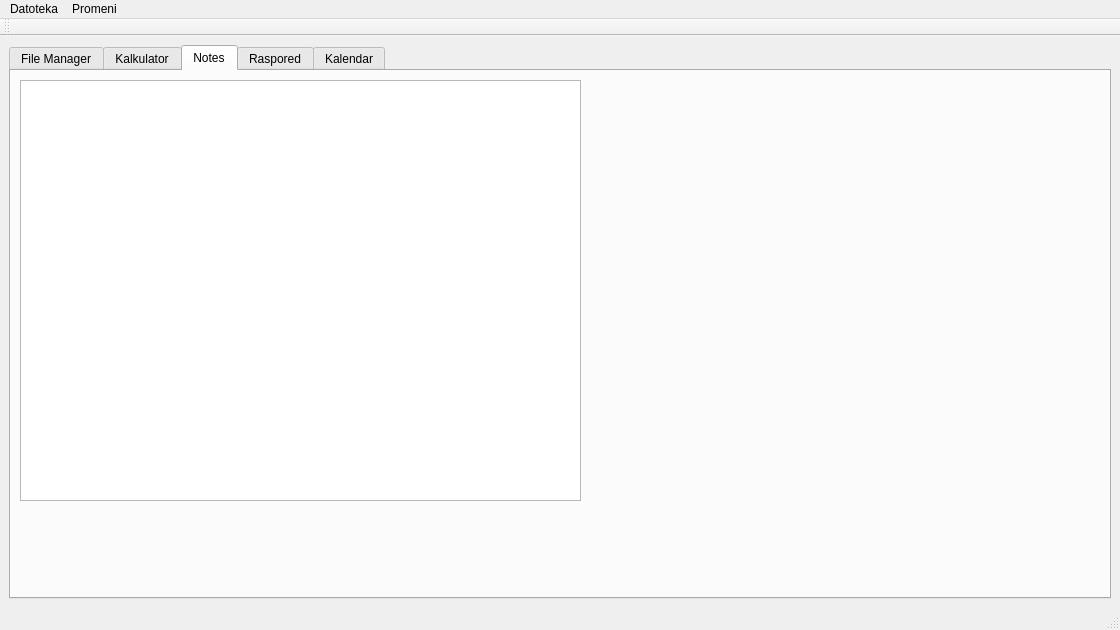
Before: the Qt Designer form matfHub/mainwindow.ui in milalukic/matfHub, drawn with Qt 5.
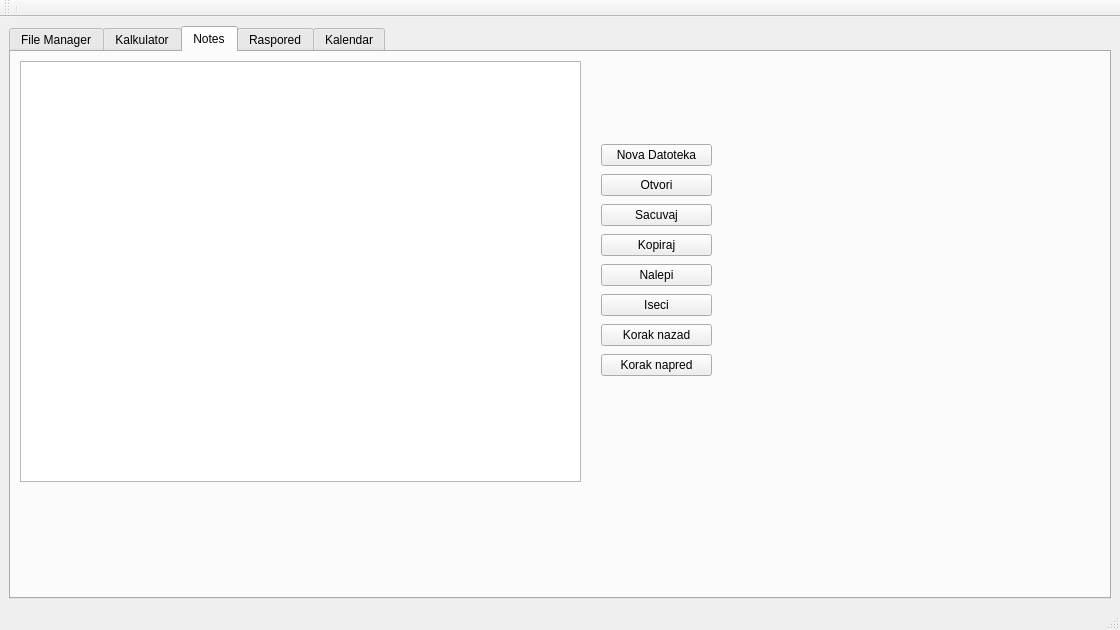
After: the same form once the commit is applied. Icons and pictures are not drawn.

The edit to the form file:
```diff
--- a/matfHub/mainwindow.ui
+++ b/matfHub/mainwindow.ui
@@ -1028,6 +1028,74 @@
          </item>
         </layout>
        </widget>
+       <widget class="QWidget" name="verticalLayoutWidget_2">
+        <property name="geometry">
+         <rect>
+          <x>590</x>
+          <y>90</y>
+          <width>111</width>
+          <height>236</height>
+         </rect>
+        </property>
+        <layout class="QVBoxLayout" name="verticalLayout_2">
+         <item>
+          <widget class="QPushButton" name="pushButton_5">
+           <property name="text">
+            <string>Nova Datoteka</string>
+           </property>
+          </widget>
+         </item>
+         <item>
+          <widget class="QPushButton" name="pushButton_6">
+           <property name="text">
+            <string>Otvori</string>
+           </property>
+          </widget>
+         </item>
+         <item>
+          <widget class="QPushButton" name="pushButton_8">
+           <property name="text">
+            <string>Sacuvaj</string>
+           </property>
+          </widget>
+         </item>
+         <item>
+          <widget class="QPushButton" name="pushButton_7">
+           <property name="text">
+            <string>Kopiraj</string>
+           </property>
+          </widget>
+         </item>
+         <item>
+          <widget class="QPushButton" name="pushButton_11">
+           <property name="text">
+            <string>Nalepi</string>
+           </property>
+          </widget>
+         </item>
+         <item>
+          <widget class="QPushButton" name="pushButton_9">
+           <property name="text">
+            <string>Iseci</string>
+           </property>
+          </widget>
+         </item>
+         <item>
+          <widget class="QPushButton" name="pushButton_10">
+           <property name="text">
+            <string>Korak nazad</string>
+           </property>
+          </widget>
+         </item>
+         <item>
+          <widget class="QPushButton" name="pushButton_4">
+           <property name="text">
+            <string>Korak napred</string>
+           </property>
+          </widget>
+         </item>
+        </layout>
+       </widget>
       </widget>
       <widget class="QWidget" name="RasporedTab">
        <attribute name="title">
@@ -1052,26 +1120,6 @@
      <height>21</height>
     </rect>
    </property>
-   <widget class="QMenu" name="menuFile">
-    <property name="title">
-     <string>Datoteka</string>
-    </property>
-    <addaction name="actionNew"/>
-    <addaction name="actionOpen"/>
-    <addaction name="actionSave"/>
-   </widget>
-   <widget class="QMenu" name="menuEdit">
-    <property name="title">
-     <string>Promeni</string>
-    </property>
-    <addaction name="actionCopy"/>
-    <addaction name="actionPaste"/>
-    <addaction name="actionCut"/>
-    <addaction name="actionUndo"/>
-    <addaction name="actionRedo"/>
-   </widget>
-   <addaction name="menuFile"/>
-   <addaction name="menuEdit"/>
   </widget>
   <widget class="QStatusBar" name="statusbar"/>
   <widget class="QToolBar" name="toolBar">
@@ -1084,6 +1132,7 @@
    <attribute name="toolBarBreak">
     <bool>false</bool>
    </attribute>
+   <addaction name="separator"/>
   </widget>
   <action name="actionNew">
    <property name="icon">
```
Left out of the diff: 86 changed lines with no effect on the pictures.
